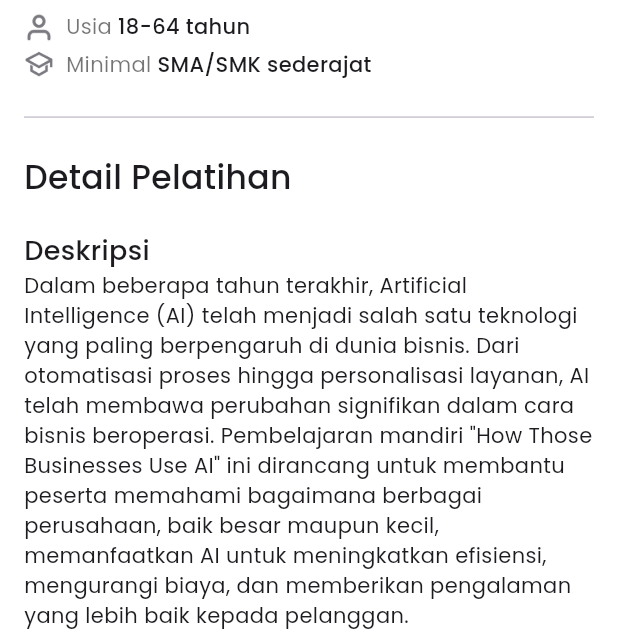
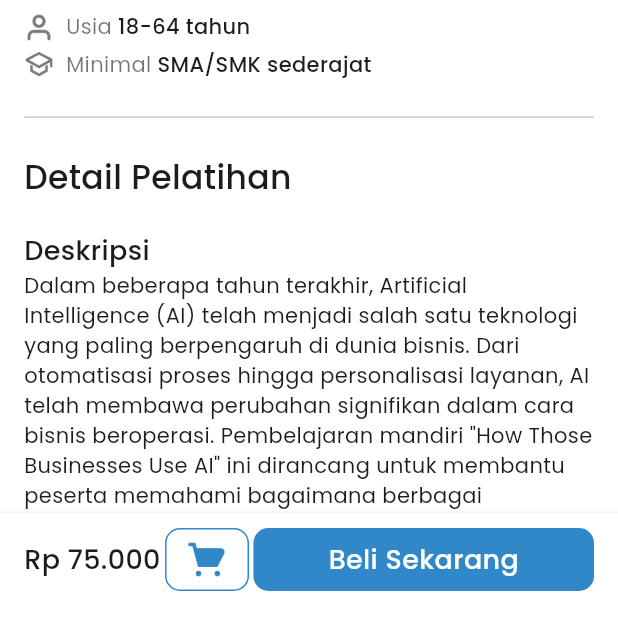
Before and after one commit to dapraws/Team62-Pijar, a Flutter app: the DetailCourseView screen opened directly, on a phone screen of 412 x 824 dp, the part 600-1236 px from its top. Run offline on Flutter 3.47's test engine with Material 3 defaults, Android fonts, the light colour scheme and no system bars; our stand-ins replace expandable, get, google_fonts, percent_indicator; network calls fail.

Commit message:
feat: detail course

```diff
--- a/lib/app/modules/dashboard/views/detail_course_view.dart
+++ b/lib/app/modules/dashboard/views/detail_course_view.dart
@@ -2,7 +2,6 @@ import 'package:expandable/expandable.dart';
 import 'package:flutter/material.dart';
 
 import 'package:get/get.dart';
-import 'package:get/get_connect/http/src/utils/utils.dart';
 import 'package:percent_indicator/linear_percent_indicator.dart';
 import 'package:pijarmahir/app/data/fonts.dart';
 
@@ -569,7 +568,7 @@ class DetailCourseView extends GetView<DashboardController> {
               const Divider(height: 50),
 
               Container(
-                padding: const EdgeInsets.fromLTRB(0, 0, 16, 50),
+                padding: const EdgeInsets.fromLTRB(0, 0, 16, 0),
                 child: Column(
                   crossAxisAlignment: CrossAxisAlignment.start,
                   children: [
@@ -736,6 +735,43 @@ class DetailCourseView extends GetView<DashboardController> {
           ),
         ),
       ),
+      bottomNavigationBar: Container(
+        padding: const EdgeInsets.fromLTRB(16, 10, 16, 30),
+        decoration: const BoxDecoration(
+          border: Border(
+            top: BorderSide(color: Color(0xFFF2F2F5)),
+          ),
+        ),
+        child: Row(
+          mainAxisAlignment: MainAxisAlignment.spaceBetween,
+          children: [
+            Text(
+              "Rp 75.000",
+              style: mediumText18,
+            ),
+            Container(
+              padding: const EdgeInsets.symmetric(horizontal: 12, vertical: 5),
+              decoration: BoxDecoration(
+                  border: Border.all(color: const Color(0xFF3088C8)),
+                  borderRadius: BorderRadius.circular(10)),
+              child: Image.asset(
+                "assets/icons/ic_shopping_cart.png",
+                height: 30,
+              ),
+            ),
+            Container(
+              padding: const EdgeInsets.symmetric(horizontal: 50, vertical: 8),
+              decoration: BoxDecoration(
+                  color: const Color(0xFF3088C8),
+                  borderRadius: BorderRadius.circular(10)),
+              child: Text(
+                "Beli Sekarang",
+                style: mediumText18.copyWith(color: Colors.white),
+              ),
+            ),
+          ],
+        ),
+      ),
     );
   }
 }
```
